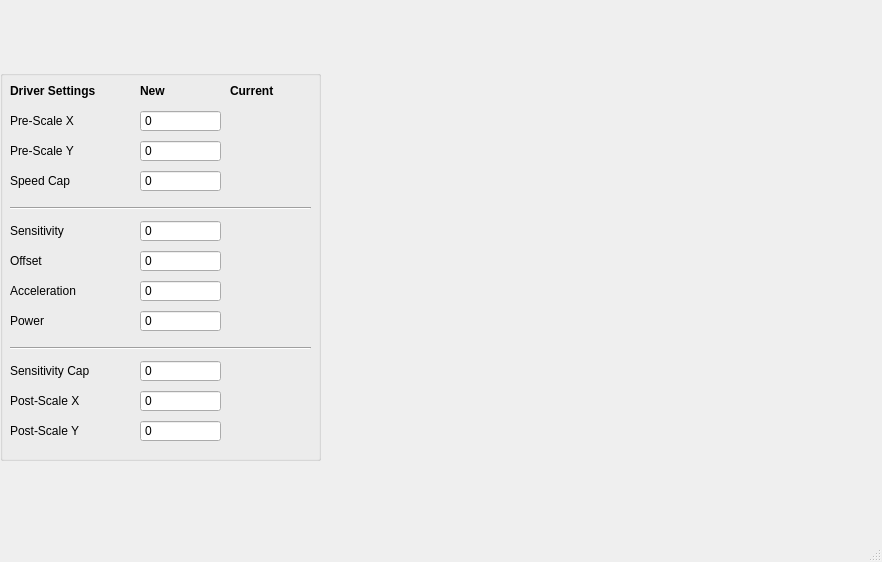
This is gui/gui.ui in Gnarus-G/maccel as Qt 5 draws it before an edit. The edited form follows.
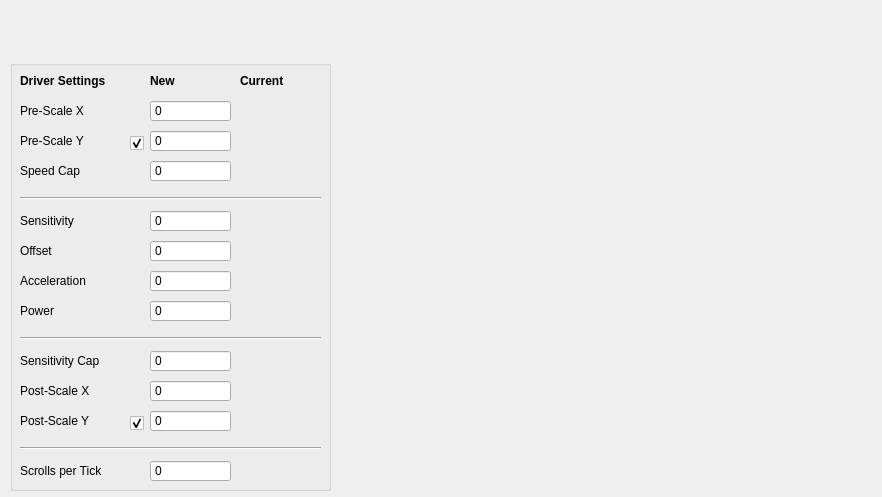
This is the edited form. Custom widgets are drawn as their Qt base class.

```diff
--- a/gui/gui.ui
+++ b/gui/gui.ui
@@ -10,7 +10,7 @@
     <x>0</x>
     <y>0</y>
     <width>882</width>
-    <height>562</height>
+    <height>497</height>
    </rect>
   </property>
   <property name="windowTitle">
@@ -23,10 +23,10 @@
    <widget class="QGroupBox" name="Settings">
     <property name="geometry">
      <rect>
-      <x>0</x>
-      <y>70</y>
+      <x>10</x>
+      <y>60</y>
       <width>321</width>
-      <height>391</height>
+      <height>431</height>
      </rect>
     </property>
     <property name="title">
@@ -495,19 +495,101 @@
       <double>999999999999999.000000000000000</double>
      </property>
     </widget>
+    <widget class="QCheckBox" name="EnablePreScaleY">
+     <property name="geometry">
+      <rect>
+       <x>120</x>
+       <y>70</y>
+       <width>21</width>
+       <height>26</height>
+      </rect>
+     </property>
+     <property name="text">
+      <string/>
+     </property>
+     <property name="checked">
+      <bool>true</bool>
+     </property>
+    </widget>
+    <widget class="QCheckBox" name="EnablePostScaleY">
+     <property name="geometry">
+      <rect>
+       <x>120</x>
+       <y>350</y>
+       <width>21</width>
+       <height>26</height>
+      </rect>
+     </property>
+     <property name="text">
+      <string/>
+     </property>
+     <property name="checked">
+      <bool>true</bool>
+     </property>
+    </widget>
+    <widget class="Line" name="line_3">
+     <property name="geometry">
+      <rect>
+       <x>10</x>
+       <y>380</y>
+       <width>301</width>
+       <height>16</height>
+      </rect>
+     </property>
+     <property name="orientation">
+      <enum>Qt::Horizontal</enum>
+     </property>
+    </widget>
+    <widget class="QLabel" name="label_15">
+     <property name="geometry">
+      <rect>
+       <x>10</x>
+       <y>400</y>
+       <width>111</width>
+       <height>22</height>
+      </rect>
+     </property>
+     <property name="text">
+      <string>Scrolls per Tick</string>
+     </property>
+    </widget>
+    <widget class="QDoubleSpinBox" name="ScrollsPerTick">
+     <property name="geometry">
+      <rect>
+       <x>140</x>
+       <y>400</y>
+       <width>81</width>
+       <height>22</height>
+      </rect>
+     </property>
+     <property name="buttonSymbols">
+      <enum>QAbstractSpinBox::NoButtons</enum>
+     </property>
+     <property name="showGroupSeparator" stdset="0">
+      <bool>true</bool>
+     </property>
+     <property name="suffix">
+      <string/>
+     </property>
+     <property name="decimals">
+      <number>0</number>
+     </property>
+     <property name="maximum">
+      <double>999999999999999.000000000000000</double>
+     </property>
+    </widget>
    </widget>
    <widget class="PlotWidget" name="PlotCurve" native="true">
     <property name="geometry">
      <rect>
       <x>340</x>
-      <y>70</y>
+      <y>60</y>
       <width>531</width>
-      <height>391</height>
+      <height>431</height>
      </rect>
     </property>
    </widget>
   </widget>
-  <widget class="QStatusBar" name="StatusBar"/>
  </widget>
  <customwidgets>
   <customwidget>
```
